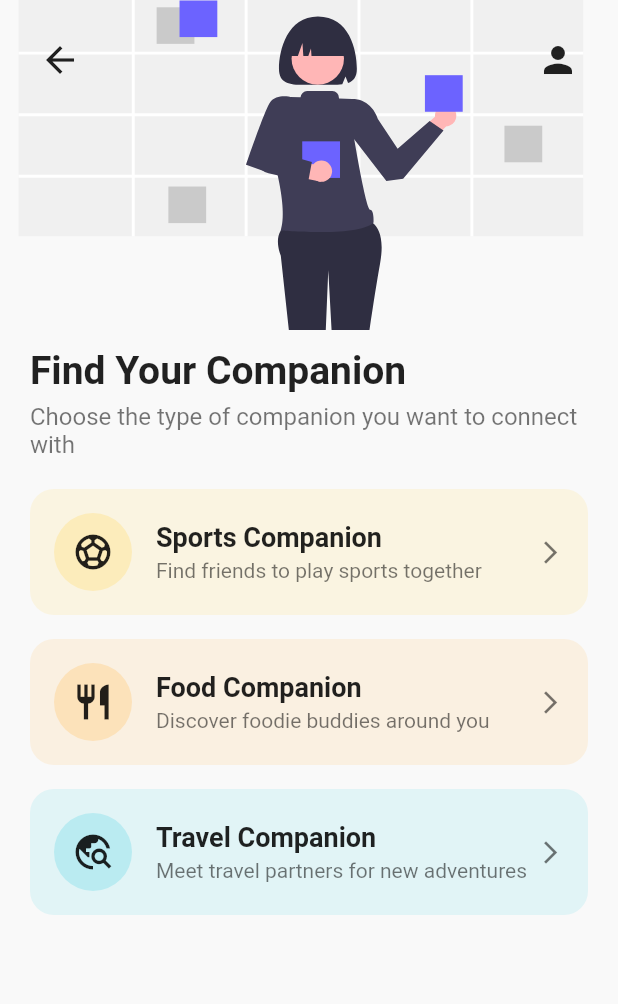
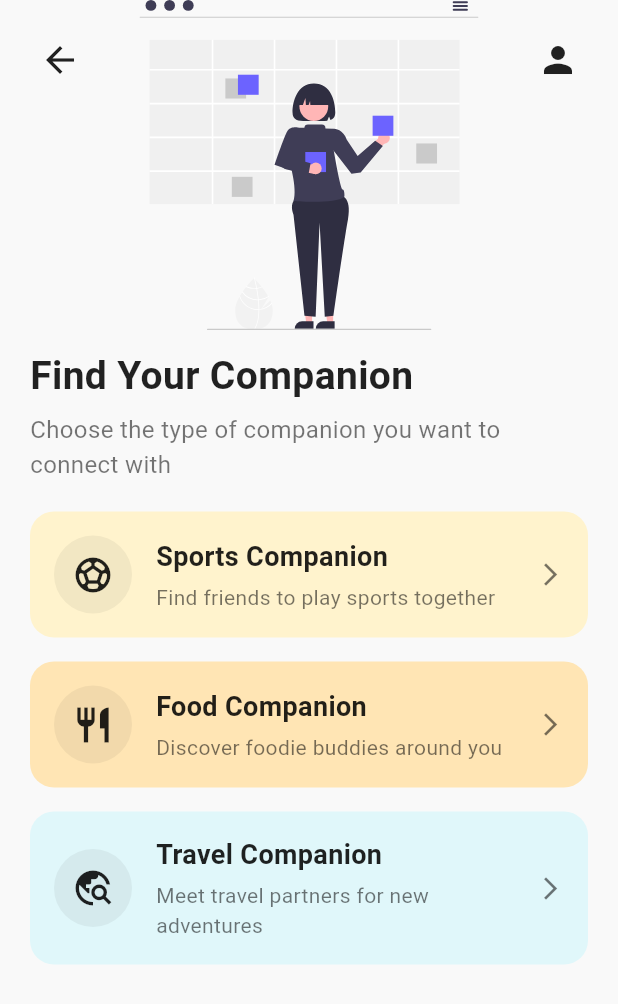
Before and after one commit to Ashmitpalit/ui, a Flutter app: the screen it shows after launch, after a tap on "Bypass Protocol", on a phone screen of 412 x 824 dp. Shown: the top 1004 px of the screen. Run offline on Flutter 3.47's test engine with Material 3 defaults, Android fonts, the phone set to English and light mode, and no system bars; our stand-ins replace flutter_svg, image_picker.

Commit message:
optimize more

```diff
--- a/lib/companion_finder_screen.dart
+++ b/lib/companion_finder_screen.dart
@@ -7,7 +7,6 @@ class CompanionFinderScreen extends StatelessWidget {
   @override
   Widget build(BuildContext context) {
     return Scaffold(
-      backgroundColor: const Color(0xFFF9F9F9),
       body: SafeArea(
         child: Stack(
           children: [
@@ -18,7 +17,7 @@ class CompanionFinderScreen extends StatelessWidget {
                   width: double.infinity,
                   child: SvgPicture.asset(
                     'assets/header_illustration.svg',
-                    fit: BoxFit.cover,
+                    fit: BoxFit.contain,
                   ),
                 ),
                 const SizedBox(height: 12),
@@ -46,28 +45,27 @@ class CompanionFinderScreen extends StatelessWidget {
                 const SizedBox(height: 20),
                 Expanded(
                   child: ListView(
-                    physics: const BouncingScrollPhysics(),
                     padding: const EdgeInsets.symmetric(horizontal: 20),
                     children: const [
                       CompanionCard(
                         icon: Icons.sports_soccer,
                         title: 'Sports Companion',
                         description: 'Find friends to play sports together',
-                        color: Color(0xFFFFE082),
+                        color: Color(0xFFFFF3CD),
                       ),
                       SizedBox(height: 16),
                       CompanionCard(
                         icon: Icons.restaurant,
                         title: 'Food Companion',
                         description: 'Discover foodie buddies around you',
-                        color: Color(0xFFFFCC80),
+                        color: Color(0xFFFFE5B4),
                       ),
                       SizedBox(height: 16),
                       CompanionCard(
                         icon: Icons.travel_explore,
                         title: 'Travel Companion',
                         description: 'Meet travel partners for new adventures',
-                        color: Color(0xFF80DEEA),
+                        color: Color(0xFFE0F7FA),
                       ),
                     ],
                   ),
@@ -91,8 +89,7 @@ class CompanionFinderScreen extends StatelessWidget {
               right: 16,
               child: IconButton(
                 icon: const Icon(Icons.person, size: 28, color: Colors.black87),
-                onPressed: () {
-                  showModalBottomSheet(
+                onPressed: () => showModalBottomSheet(
                   context: context,
                   isScrollControlled: true,
                   backgroundColor: Colors.white,
@@ -101,63 +98,8 @@ class CompanionFinderScreen extends StatelessWidget {
                       top: Radius.circular(20),
                     ),
                   ),
-                    builder: (context) => DraggableScrollableSheet(
-                      initialChildSize: 0.65,
-                      minChildSize: 0.3,
-                      maxChildSize: 0.65,
-                      expand: false,
-                      builder: (_, controller) => Padding(
-                        padding: const EdgeInsets.all(20),
-                        child: ListView(
-                          controller: controller,
-                          children: const [
-                            Center(
-                              child: CircleAvatar(
-                                radius: 40,
-                                backgroundColor: Colors.grey,
-                                child: Icon(
-                                  Icons.person,
-                                  size: 40,
-                                  color: Colors.white,
+                  builder: (context) => const ProfileBottomSheet(),
                 ),
-                              ),
-                            ),
-                            SizedBox(height: 16),
-                            Center(
-                              child: Text(
-                                'Ashmit Palit',
-                                style: TextStyle(
-                                  fontSize: 20,
-                                  fontWeight: FontWeight.bold,
-                                ),
-                              ),
-                            ),
-                            SizedBox(height: 8),
-                            Center(
-                              child: Text(
-                                'ashmit@example.com',
-                                style: TextStyle(
-                                  fontSize: 16,
-                                  color: Colors.black54,
-                                ),
-                              ),
-                            ),
-                            SizedBox(height: 4),
-                            Center(
-                              child: Text(
-                                '+91 9876543210',
-                                style: TextStyle(
-                                  fontSize: 16,
-                                  color: Colors.black54,
-                                ),
-                              ),
-                            ),
-                          ],
-                        ),
-                      ),
-                    ),
-                  );
-                },
               ),
             ),
           ],
@@ -183,11 +125,9 @@ class CompanionCard extends StatelessWidget {
 
   @override
   Widget build(BuildContext context) {
-    return GestureDetector(
-      onTap: () {},
-      child: Container(
+    return Container(
       decoration: BoxDecoration(
-          color: color.withOpacity(0.2),
+        color: color,
         borderRadius: BorderRadius.circular(16),
       ),
       padding: const EdgeInsets.all(16),
@@ -195,7 +135,7 @@ class CompanionCard extends StatelessWidget {
         children: [
           Container(
             decoration: BoxDecoration(
-                color: color.withOpacity(0.4),
+              color: Colors.black.withOpacity(0.05),
               shape: BoxShape.circle,
             ),
             padding: const EdgeInsets.all(12),
@@ -222,10 +162,55 @@ class CompanionCard extends StatelessWidget {
               ],
             ),
           ),
-            const Icon(
-              Icons.arrow_forward_ios,
-              size: 18,
-              color: Colors.black54,
+          const Icon(Icons.arrow_forward_ios, size: 18, color: Colors.black54),
+        ],
+      ),
+    );
+  }
+}
+
+class ProfileBottomSheet extends StatelessWidget {
+  const ProfileBottomSheet({super.key});
+
+  @override
+  Widget build(BuildContext context) {
+    return DraggableScrollableSheet(
+      initialChildSize: 0.65,
+      minChildSize: 0.3,
+      maxChildSize: 0.65,
+      expand: false,
+      builder: (_, controller) => Padding(
+        padding: const EdgeInsets.all(20),
+        child: ListView(
+          controller: controller,
+          children: const [
+            Center(
+              child: CircleAvatar(
+                radius: 40,
+                backgroundColor: Colors.grey,
+                child: Icon(Icons.person, size: 40, color: Colors.white),
+              ),
+            ),
+            SizedBox(height: 16),
+            Center(
+              child: Text(
+                'Ashmit Palit',
+                style: TextStyle(fontSize: 20, fontWeight: FontWeight.bold),
+              ),
+            ),
+            SizedBox(height: 8),
+            Center(
+              child: Text(
+                'ashmit@example.com',
+                style: TextStyle(fontSize: 16, color: Colors.black54),
+              ),
+            ),
+            SizedBox(height: 4),
+            Center(
+              child: Text(
+                '+91 9876543210',
+                style: TextStyle(fontSize: 16, color: Colors.black54),
+              ),
             ),
           ],
         ),
--- a/lib/login_screen.dart
+++ b/lib/login_screen.dart
@@ -1,7 +1,7 @@
 import 'package:flutter/material.dart';
 import 'package:flutter_svg/flutter_svg.dart';
 import 'package:image_picker/image_picker.dart';
-import 'package:ui/companion_finder_screen.dart';
+import 'companion_finder_screen.dart';
 
 class LoginScreen extends StatefulWidget {
   const LoginScreen({Key? key}) : super(key: key);
@@ -14,8 +14,6 @@ class _LoginScreenState extends State<LoginScreen> {
   String? selectedDocument;
   final ImagePicker _picker = ImagePicker();
   bool _showDropdownError = false;
-
-  final GlobalKey<FormState> _formKey = GlobalKey<FormState>();
 
   Future<void> _pickImage() async {
     if (selectedDocument == null) {
@@ -36,21 +34,19 @@ class _LoginScreenState extends State<LoginScreen> {
   @override
   Widget build(BuildContext context) {
     return Scaffold(
-      resizeToAvoidBottomInset: true,
-      backgroundColor: const Color(0xFFF9F9F9),
       body: SafeArea(
         child: SingleChildScrollView(
-          physics: const BouncingScrollPhysics(),
           padding: const EdgeInsets.symmetric(horizontal: 20, vertical: 24),
-          child: Form(
-            key: _formKey,
           child: Column(
             crossAxisAlignment: CrossAxisAlignment.start,
             children: [
               SizedBox(
-                  height: 250,
+                height: 240,
                 width: double.infinity,
-                  child: SvgPicture.asset('assets/try_bg.svg'),
+                child: SvgPicture.asset(
+                  'assets/try_bg.svg',
+                  fit: BoxFit.contain,
+                ),
               ),
               const SizedBox(height: 16),
               const Center(
@@ -66,45 +62,31 @@ class _LoginScreenState extends State<LoginScreen> {
               const SizedBox(height: 24),
               Container(
                 decoration: BoxDecoration(
-                    color: Colors.white,
                   borderRadius: BorderRadius.circular(12),
-                    boxShadow: [
-                      BoxShadow(
-                        color: Colors.black12,
-                        blurRadius: 4,
-                        offset: const Offset(0, 2),
-                      ),
-                    ],
                   border: Border.all(
-                      color: _showDropdownError
-                          ? Colors.red
-                          : Colors.transparent,
-                      width: 1.2,
+                    color: _showDropdownError ? Colors.red : Colors.transparent,
+                    width: 1.5,
                   ),
                 ),
-                  padding: const EdgeInsets.symmetric(horizontal: 12),
                 child: DropdownButtonFormField<String>(
                   value: selectedDocument,
                   decoration: InputDecoration(
                     hintText: 'Select document type',
+                    contentPadding: const EdgeInsets.symmetric(
+                      horizontal: 16,
+                      vertical: 16,
+                    ),
+                    filled: true,
+                    fillColor: Colors.white,
                     border: OutlineInputBorder(
                       borderRadius: BorderRadius.circular(12),
                       borderSide: BorderSide.none,
-                      ),
-                      filled: true,
-                      fillColor: Colors.white,
-                      contentPadding: const EdgeInsets.symmetric(
-                        horizontal: 12,
-                        vertical: 14,
                     ),
                   ),
                   icon: const Icon(Icons.arrow_drop_down),
                   style: const TextStyle(fontSize: 16, color: Colors.black87),
                   items: const [
-                      DropdownMenuItem(
-                        value: 'Aadhaar',
-                        child: Text('Aadhaar'),
-                      ),
+                    DropdownMenuItem(value: 'Aadhaar', child: Text('Aadhaar')),
                     DropdownMenuItem(value: 'PAN', child: Text('PAN')),
                   ],
                   onChanged: (value) {
@@ -139,7 +121,7 @@ class _LoginScreenState extends State<LoginScreen> {
                     ),
                   );
                 },
-                  color: Colors.blueAccent,
+                color: Colors.lightBlueAccent,
               ),
               const SizedBox(height: 12),
               _buildButton(
@@ -153,10 +135,9 @@ class _LoginScreenState extends State<LoginScreen> {
                     ),
                   );
                 },
-                  color: Colors.teal,
+                color: Colors.tealAccent.shade700,
               ),
             ],
-            ),
           ),
         ),
       ),
@@ -164,19 +145,7 @@ class _LoginScreenState extends State<LoginScreen> {
   }
 
   Widget _buildTextField(String hint, {bool obscure = false}) {
-    return Container(
-      decoration: BoxDecoration(
-        color: Colors.white,
-        borderRadius: BorderRadius.circular(12),
-        boxShadow: [
-          const BoxShadow(
-            color: Colors.black12,
-            blurRadius: 4,
-            offset: Offset(0, 2),
-          ),
-        ],
-      ),
-      child: TextField(
+    return TextField(
       obscureText: obscure,
       decoration: InputDecoration(
         hintText: hint,
@@ -189,7 +158,6 @@ class _LoginScreenState extends State<LoginScreen> {
         border: OutlineInputBorder(
           borderRadius: BorderRadius.circular(12),
           borderSide: BorderSide.none,
-          ),
         ),
       ),
     );
--- a/lib/main.dart
+++ b/lib/main.dart
@@ -1,10 +1,7 @@
 import 'package:flutter/material.dart';
-import 'package:flutter/services.dart';
 import 'login_screen.dart';
 
 void main() {
-  WidgetsFlutterBinding.ensureInitialized();
-  SystemChrome.setPreferredOrientations([DeviceOrientation.portraitUp]);
   runApp(const MyApp());
 }
 
@@ -17,13 +14,14 @@ class MyApp extends StatelessWidget {
       debugShowCheckedModeBanner: false,
       title: 'Companion Finder',
       theme: ThemeData(
+        useMaterial3: true,
+        brightness: Brightness.light,
         fontFamily: 'Roboto',
         scaffoldBackgroundColor: const Color(0xFFF9F9F9),
-        visualDensity: VisualDensity.adaptivePlatformDensity,
-        colorScheme: ColorScheme.fromSwatch(
-          primarySwatch: Colors.blue,
-        ).copyWith(secondary: Colors.teal),
-        useMaterial3: false,
+        colorScheme: ColorScheme.fromSeed(
+          seedColor: Colors.teal,
+          brightness: Brightness.light,
+        ),
       ),
       home: const LoginScreen(),
     );
```
Lines whose indentation alone changed are shown as unchanged.
